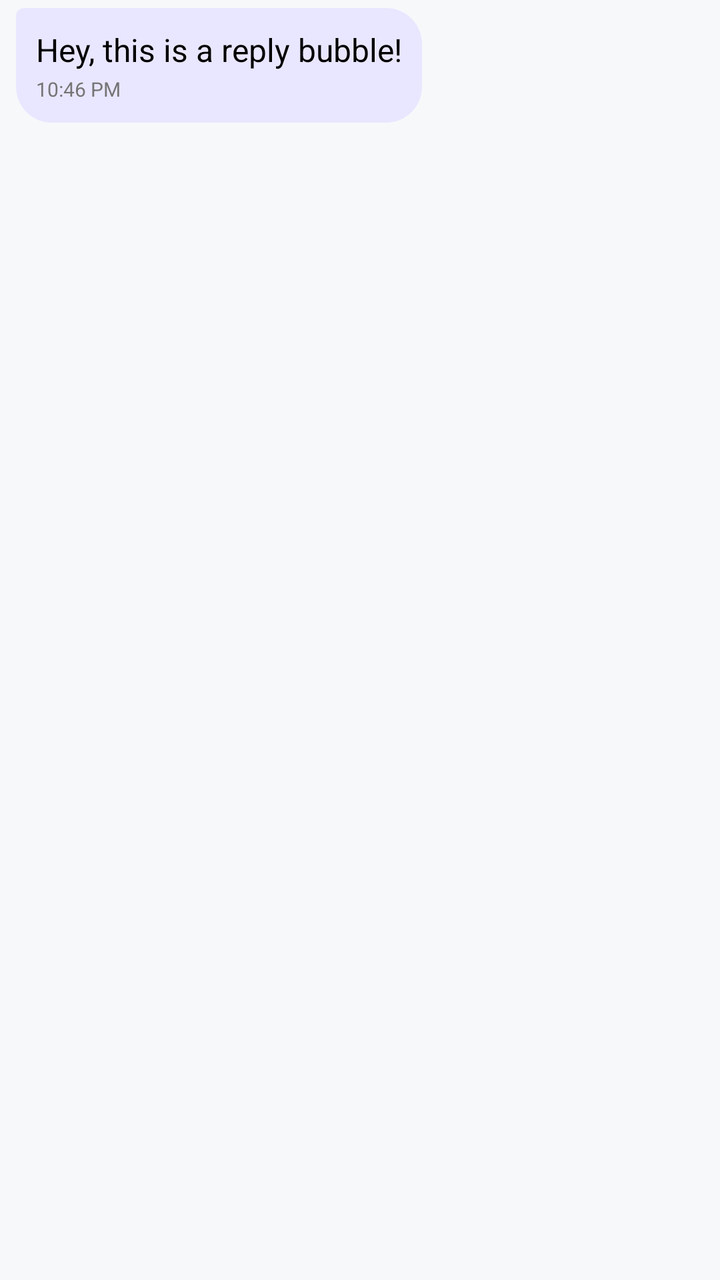
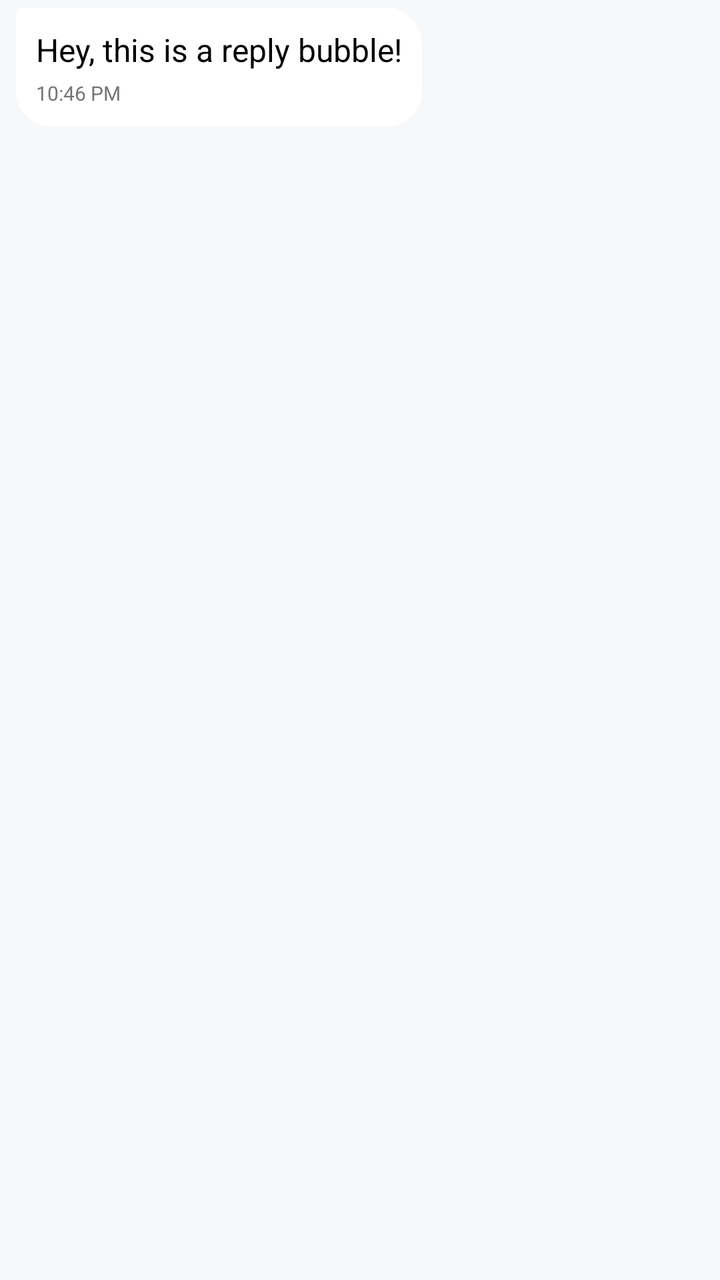

Screens rendered from an Android XML layout before and after an edit, with the pre-edit source and the edit as a unified diff.
<!-- AndroidManifest.xml: application theme Theme.MainApplication -->
<!-- res/layout/item_message_received.xml -->
<?xml version="1.0" encoding="utf-8"?>
<LinearLayout xmlns:android="http://schemas.android.com/apk/res/android"
    android:layout_width="match_parent"
    android:layout_height="wrap_content"
    android:gravity="start"
    android:paddingHorizontal="8dp"
    android:paddingVertical="4dp">

    <LinearLayout
        android:layout_width="wrap_content"
        android:layout_height="wrap_content"
        android:background="@drawable/bg_message_received"
        android:padding="10dp"
        android:orientation="vertical">

        <TextView
            android:id="@+id/tvMessage"
            android:layout_width="wrap_content"
            android:layout_height="wrap_content"
            android:textColor="@android:color/black"
            android:textSize="16sp"
            android:lineSpacingExtra="2dp"
            android:maxWidth="260dp"
            android:text="Hey, this is a reply bubble!" />

        <TextView
            android:id="@+id/tvTimestamp"
            android:layout_width="wrap_content"
            android:layout_height="wrap_content"
            android:layout_marginTop="2dp"
            android:gravity="end"
            android:textColor="#757575"
            android:textSize="10sp"
            android:text="10:46 PM" />
    </LinearLayout>
</LinearLayout>
<!-- resources referenced by this layout -->
<resources>
  <!-- drawable bg_message_received (drawable) -->
  <?xml version="1.0" encoding="utf-8"?>
  <shape xmlns:android="http://schemas.android.com/apk/res/android" android:shape="rectangle">
      <solid android:color="@color/colorSecondary" />
      <corners
          android:topLeftRadius="4dp"
          android:topRightRadius="18dp"
          android:bottomLeftRadius="18dp"
          android:bottomRightRadius="18dp" />
  </shape>
  <style name="Theme.MainApplication" parent="Theme.MaterialComponents.DayNight.NoActionBar">
          
          <item name="colorPrimary">@color/colorPrimary</item>
          <item name="colorPrimaryVariant">@color/colorPrimaryVariant</item>
          <item name="colorAccent">@color/colorAccent</item>
          <item name="colorOnPrimary">@android:color/white</item>
  
          
          <item name="android:colorBackground">@color/colorBackground</item>
          <item name="colorSurface">@color/colorSurface</item>
  
          
          <item name="android:textColorPrimary">@color/colorTextPrimary</item>
          <item name="android:textColorSecondary">@color/colorTextSecondary</item>
  
          
          <item name="android:statusBarColor">@color/colorPrimaryVariant</item>
          <item name="android:navigationBarColor">@color/colorPrimaryVariant</item>
  
          
          <item name="toolbarStyle">@style/Widget.CustomToolbar</item>
      </style>
  <color name="colorSecondary">#E9E7FF</color>
  <color name="colorPrimary">#1E2A78</color>
  <color name="colorPrimaryVariant">#3700B3</color>
  <color name="colorAccent">#F0C343</color>
  <color name="colorBackground">#F7F8FA</color>
  <color name="colorSurface">#FFFFFF</color>
  <color name="colorTextPrimary">#1B1B1B</color>
  <color name="colorTextSecondary">#6F6F6F</color>
  <style name="Widget.CustomToolbar" parent="Widget.MaterialComponents.Toolbar">
          <item name="android:background">@color/colorPrimary</item>
          <item name="titleTextColor">@android:color/white</item>
          <item name="subtitleTextColor">@color/colorSecondary</item>
      </style>
</resources>

<!-- the commit's change to res/layout/item_message_received.xml (unified diff, before → after) -->
@@ -9,10 +9,22 @@
     <LinearLayout
         android:layout_width="wrap_content"
         android:layout_height="wrap_content"
-        android:background="@drawable/bg_message_received"
+        android:orientation="vertical"
         android:padding="10dp"
-        android:orientation="vertical">
+        android:background="@drawable/bg_message_received">
 
+        
+        <ImageView
+            android:id="@+id/messageImage"
+            android:layout_width="200dp"
+            android:layout_height="200dp"
+            android:layout_marginBottom="6dp"
+            android:adjustViewBounds="true"
+            android:scaleType="centerCrop"
+            android:background="@drawable/message_image_bg"
+            android:visibility="gone" />
+
+        
         <TextView
             android:id="@+id/tvMessage"
             android:layout_width="wrap_content"
@@ -23,11 +35,12 @@
             android:maxWidth="260dp"
             android:text="Hey, this is a reply bubble!" />
 
+        
         <TextView
             android:id="@+id/tvTimestamp"
             android:layout_width="wrap_content"
             android:layout_height="wrap_content"
-            android:layout_marginTop="2dp"
+            android:layout_marginTop="4dp"
             android:gravity="end"
             android:textColor="#757575"
             android:textSize="10sp"
<!-- resource entries referenced after the edit -->
@@ -3,12 +3,17 @@
   <!-- drawable bg_message_received (drawable) -->
   <?xml version="1.0" encoding="utf-8"?>
   <shape xmlns:android="http://schemas.android.com/apk/res/android" android:shape="rectangle">
-      <solid android:color="@color/colorSecondary" />
+      <solid android:color="@color/colorSurface" />
       <corners
           android:topLeftRadius="4dp"
           android:topRightRadius="18dp"
           android:bottomLeftRadius="18dp"
           android:bottomRightRadius="18dp" />
+  </shape>
+  <!-- drawable message_image_bg (drawable) -->
+  <shape xmlns:android="http://schemas.android.com/apk/res/android" android:shape="rectangle">
+      <solid android:color="#E0E0E0" />
+      <corners android:radius="12dp" />
   </shape>
   <style name="Theme.MainApplication" parent="Theme.MaterialComponents.DayNight.NoActionBar">
           
